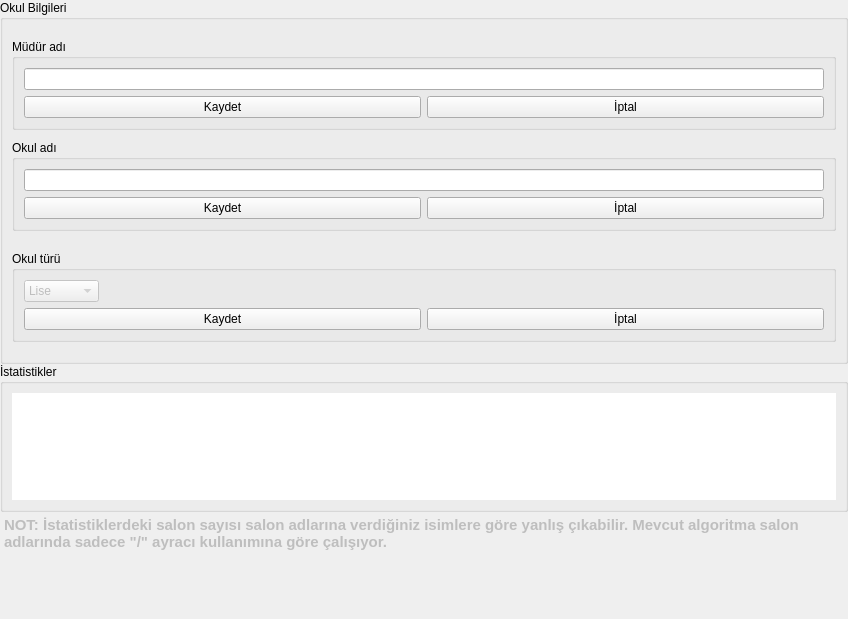
yoseidonn/Kelebek-App, file Forms/okul_bilgileri_frame.ui: the form before one commit.
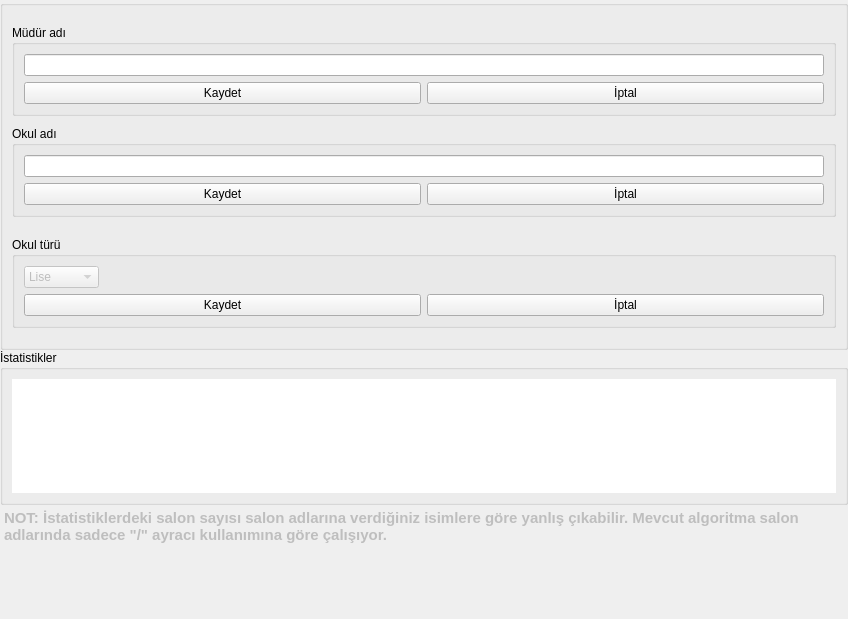
The form after the commit.

What changed in the file:
```diff
--- a/Forms/okul_bilgileri_frame.ui
+++ b/Forms/okul_bilgileri_frame.ui
@@ -85,7 +85,7 @@
          <item>
           <widget class="QGroupBox" name="bilgiler">
            <property name="title">
-            <string>Okul Bilgileri</string>
+            <string/>
            </property>
            <layout class="QHBoxLayout" name="horizontalLayout_4">
             <property name="spacing">
```
